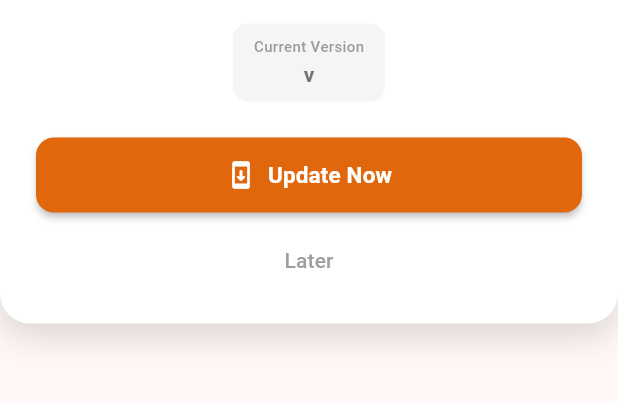
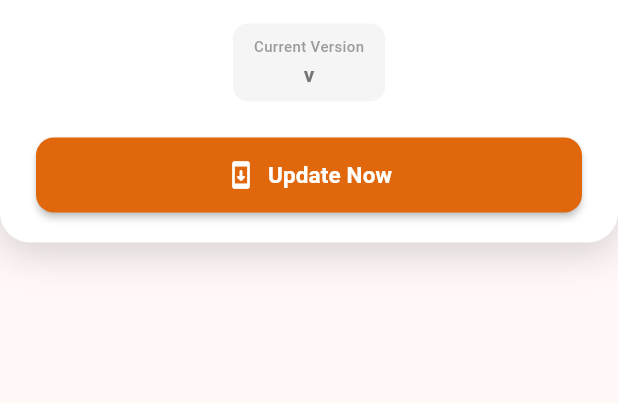
Before and after one commit to shymalps/petromaster, a Flutter app: the _DialogContent widget shown alone on an empty page, opened directly with empty values, on a phone screen of 412 x 824 dp, the part 161-564 px from its top. Run offline on Flutter 3.47's test engine with Material 3 defaults, Android fonts, the phone set to English and light mode, and no system bars; our stand-ins replace animated_text_kit, cached_network_image, chewie, connectivity_plus, device_info_plus, flutter_animate and 13 more; missing offline and left inert: screen_protector, syncfusion_flutter_pdfviewer; accounts and stored records are empty; network calls fail.

```diff
--- a/lib/presentation/common/controller/splashctrl.dart
+++ b/lib/presentation/common/controller/splashctrl.dart
@@ -18,12 +18,10 @@ class SplashscreeVM extends GetxController {
   bool isloggedin = false;
 
   Future<void> checklogin() async {
-    // ── Step 1: Check for app update first ───────────────────────────────────
-    // This runs silently. If an update is available, a dialog is shown.
-    // The user can tap "Later" to continue or "Update Now" to go to the store.
+
     await _updateVM.checkForUpdate();
 
-    // ── Step 2: Normal login / profile flow ──────────────────────────────────
+
     isloggedin = await AuthPreferences.isLoggedIn();
 
     if (isloggedin) {
--- a/lib/updatedialogue.dart
+++ b/lib/updatedialogue.dart
@@ -131,23 +131,7 @@ class _DialogContent extends StatelessWidget {
                 ),
 
                 // Later button (hidden if force update)
-                if (!forceUpdate) ...[
-                  const SizedBox(height: 10),
-                  SizedBox(
-                    width: double.infinity,
-                    height: 44,
-                    child: TextButton(
-                      onPressed: () => Get.back(),
-                      style: TextButton.styleFrom(
-                        foregroundColor: Colors.grey.shade500,
-                      ),
-                      child: const Text(
-                        'Later',
-                        style: TextStyle(fontSize: 14),
-                      ),
-                    ),
-                  ),
-                ],
+
               ],
             ),
           ),
```
Also changed, not shown: lib/services/screenprotection.dart (+4 -15 lines), 33 other files.
